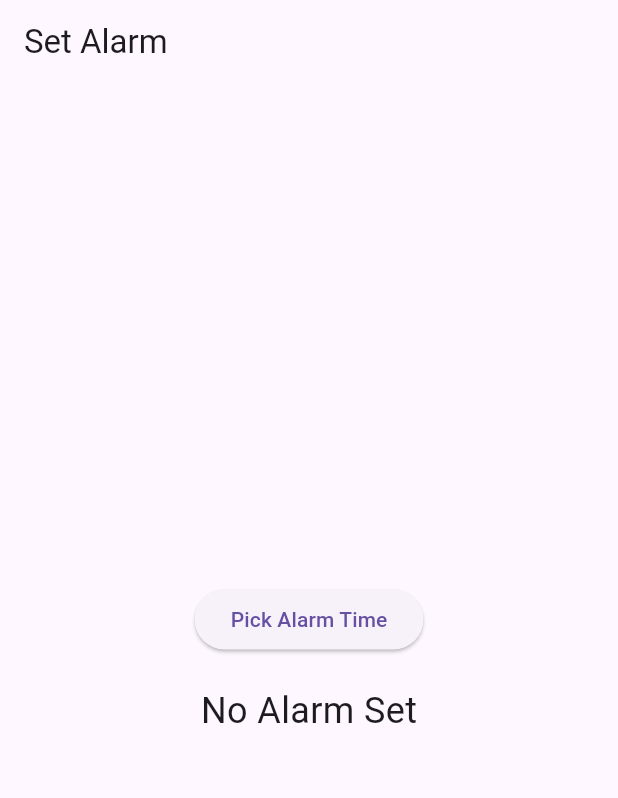
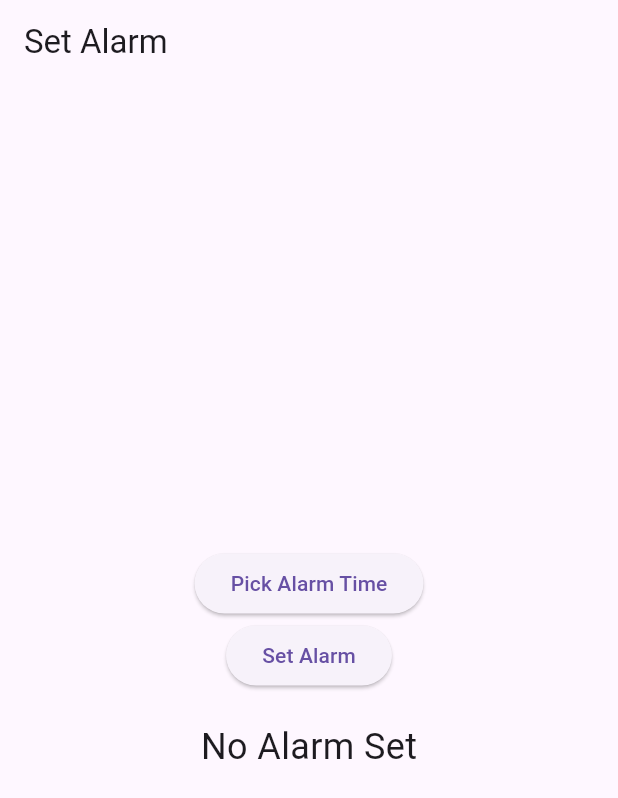
Before and after one commit to RileyKt/alarm_app, a Flutter app: the screen it shows after launch, on a phone screen of 412 x 824 dp. Shown: the top 798 px of the screen. Run offline on Flutter 3.47's test engine with Material 3 defaults, Android fonts, the phone set to English and light mode, and no system bars; missing offline and left inert: android_alarm_manager_plus.

Commit message:
Alarm is selectable, working on making it actually trigger on time

```diff
--- a/lib/main.dart
+++ b/lib/main.dart
@@ -1,25 +1,31 @@
 import 'package:flutter/material.dart';
 import 'package:android_alarm_manager_plus/android_alarm_manager_plus.dart';
 
-void main() {
+// Main entry point of the application.
+void main() async {
+  WidgetsFlutterBinding.ensureInitialized();
+  await AndroidAlarmManager.initialize();
   runApp(const MyApp());
 }
 
+// Main application widget.
 class MyApp extends StatelessWidget {
   const MyApp({super.key});
 
   @override
   Widget build(BuildContext context) {
+    // MaterialApp sets the configuration for the top-level routing and styling.
     return MaterialApp(
-      title: 'Alarm App',
+      title: 'Alarm App',  // The title of the app displayed in the task manager.
       theme: ThemeData(
-        primarySwatch: Colors.blue,
+        primarySwatch: Colors.blue,  // Primary theme color of the app.
       ),
-      home: const AlarmScreen(),
+      home: const AlarmScreen(),  // Home screen of the app.
     );
   }
 }
 
+// Stateful widget for the alarm screen, manages the alarm setting UI.
 class AlarmScreen extends StatefulWidget {
   const AlarmScreen({super.key});
 
@@ -27,39 +33,65 @@ class AlarmScreen extends StatefulWidget {
   AlarmScreenState createState() => AlarmScreenState();
 }
 
+// State class for the AlarmScreen.
 class AlarmScreenState extends State<AlarmScreen> {
-  TimeOfDay? _selectedTime;
+  TimeOfDay? _selectedTime;  // Holds the selected time for the alarm.
 
+  // Function to open a time picker dialog and allow user to select a time.
   void _pickTime() async {
     final TimeOfDay? time = await showTimePicker(
       context: context,
-      initialTime: TimeOfDay.now(),
+      initialTime: TimeOfDay.now(),  // Set initial time in picker to now.
     );
     if (time != null && time != _selectedTime) {
       setState(() {
-        _selectedTime = time;
+        _selectedTime = time;  // Update the selected time when new time is picked.
       });
     }
+  }
+  Future<void> setAlarm() async {
+    if (_selectedTime != null) {
+      final now = DateTime.now();
+      final alarmTime = DateTime(now.year, now.month, now.day, _selectedTime!.hour, _selectedTime!.minute);
+      await AndroidAlarmManager.oneShotAt(alarmTime, 0, alarmCallback,
+          wakeup: true);
+    }
+  }
+
+  static void alarmCallback() {
+    print("Alarm Fired!");
+// Here you can add the logic to show notifications or any other functionality.
   }
 
   @override
   Widget build(BuildContext context) {
+    // Builds the user interface for the alarm screen.
     return Scaffold(
       appBar: AppBar(
-        title: const Text('Set Alarm'),
+        title: const Text('Set Alarm'),  // AppBar with title.
       ),
       body: Center(
         child: Column(
           mainAxisAlignment: MainAxisAlignment.center,
           children: <Widget>[
             ElevatedButton(
-              onPressed: _pickTime,
+              onPressed: _pickTime,  // Button to trigger time picker.
               child: const Text('Pick Alarm Time'),
             ),
-            const SizedBox(height: 20),
+            ElevatedButton(
+              onPressed: () {
+                setAlarm();
+                final snackBar = SnackBar(
+                  content: Text('Alarm set for ${_selectedTime!.format(context)}'),
+                );
+                ScaffoldMessenger.of(context).showSnackBar(snackBar);
+              },
+              child: const Text('Set Alarm'),
+            ),
+            const SizedBox(height: 20),  // Spacing between button and text.
             Text(
               _selectedTime != null ? 'Alarm Time: ${_selectedTime!.format(context)}' : 'No Alarm Set',
-              style: const TextStyle(fontSize: 24),
+              style: const TextStyle(fontSize: 24),  // Text style for the alarm time.
             ),
           ],
         ),
```
